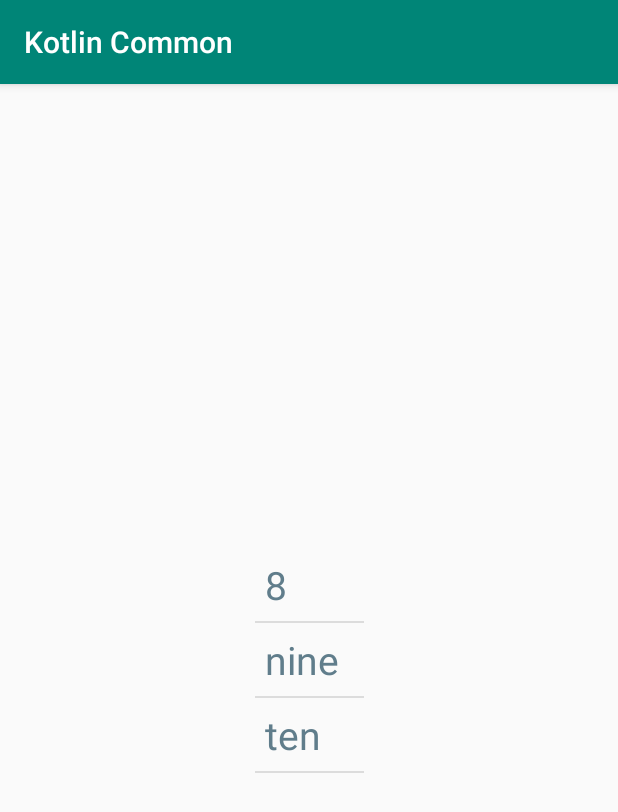
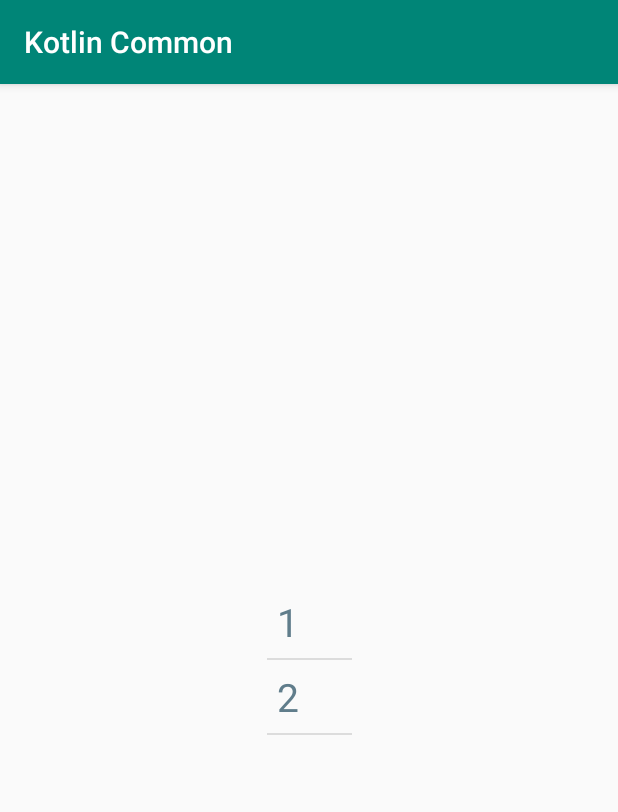
Before and after one commit to Krunal-Kevadiya/kotlin-common, an Android app: the MultiTypeActivity screen opened directly, with no data from a screen before it, after a tap on "two", on a phone screen of 412 x 824 dp. Shown: the top 812 px of the screen. Run offline under Robolectric (Android 15) with nearby library versions, the phone set to English and light mode, and no system bars; our stand-ins replace data binding, sdp/ssp sizes; 1 other tap on this screen came first.

Commit message:
Fix : Change sample on recycler adapter.

```diff
--- a/app/src/main/java/com/kotlincommon/sample/MultiTypeActivity.kt
+++ b/app/src/main/java/com/kotlincommon/sample/MultiTypeActivity.kt
@@ -6,19 +6,20 @@ import androidx.recyclerview.widget.DividerItemDecoration
 import com.kotlincommon.sample.databinding.ItemAdvertisementBinding
 import com.kotlincommon.sample.databinding.ItemLoadmoreBinding
 import com.kotlinlibrary.recycleradapter.setUpBinding
+import com.kotlinlibrary.recycleradapter.typed.MultiTypedBindingAdapter
 import com.kotlinlibrary.utils.LogType
 import com.kotlinlibrary.utils.logs
 import kotlinx.android.synthetic.main.activity_recycler_adapter.*
 
 class MultiTypeActivity : AppCompatActivity() {
-
+    lateinit var adapter: MultiTypedBindingAdapter
     override fun onCreate(savedInstanceState: Bundle?) {
         super.onCreate(savedInstanceState)
         setContentView(R.layout.activity_recycler_adapter)
 
         recyclerView.addItemDecoration(DividerItemDecoration(this, DividerItemDecoration.VERTICAL))
 
-        val adapter = recyclerView.setUpBinding {
+        adapter = recyclerView.setUpBinding {
 
             withViewType<String> {
                 withLayoutResId(R.layout.item_advertisement)
@@ -30,6 +31,7 @@ class MultiTypeActivity : AppCompatActivity() {
                 }
                 onClick/*(R.id.textViewAdvertisement)*/ { id, index, item ->
                     logs("(${R.id.textViewAdvertisement}, $id) -> $item", LogType.ERROR)
+                    adapter - index
                 }
             }
 
@@ -43,13 +45,14 @@ class MultiTypeActivity : AppCompatActivity() {
                 }
                 onClick/*(R.id.textViewLoadMore)*/ { id, index, item ->
                     logs("(${R.id.textViewLoadMore}, $id) -> $item", LogType.ERROR)
+                    adapter.add((adapter.itemCount-1), "Text = ${adapter.itemCount}")
                 }
             }
 
-            withItems(mutableListOf("one", 1, "two", 2, "three", 3, "four", 4, "five", 5, "six", 6, "seven", 7))
+            withItems(mutableListOf("one", 1, "two", 2))
         }
 
-        recyclerView.postDelayed({
+        /*recyclerView.postDelayed({
             adapter - "eight"
         }, 2_000)
 
@@ -61,7 +64,7 @@ class MultiTypeActivity : AppCompatActivity() {
             adapter[2] =  "two - 2"
         }, 6_000)
 
-        /*recyclerView.postDelayed({
+        recyclerView.postDelayed({
             adapter.clear()
         }, 8_000)*/
     }
```
